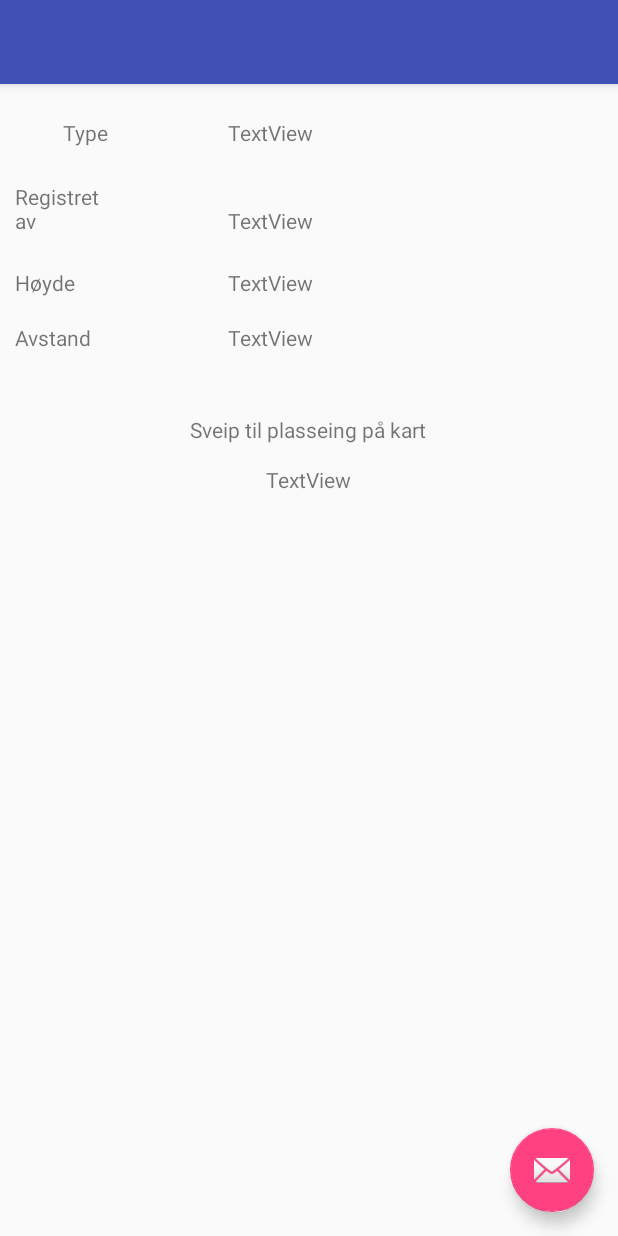
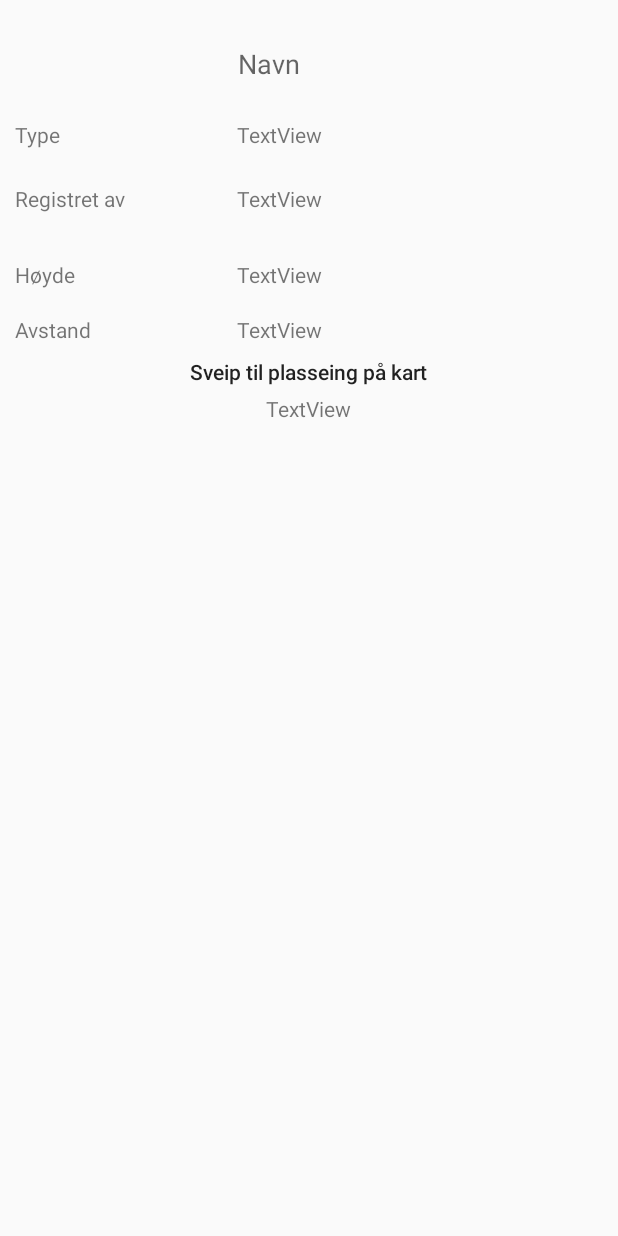
Before and after one commit to Morteen/AppUtviklingEksamen, an Android app: the ValgtTurmaalFragment screen opened directly, with no data from a screen before it, on a phone screen of 412 x 824 dp. Run offline under Robolectric (Android 15) with nearby library versions, the phone set to English and light mode, and no system bars; 7 statements that could not run were skipped.

Commit message:
Layout funker sånn ca

```diff
--- a/Turmaal/app/src/main/res/layout/activity_vis_et_maal.xml
+++ b/Turmaal/app/src/main/res/layout/activity_vis_et_maal.xml
@@ -6,7 +6,7 @@
     android:layout_height="match_parent"
     tools:context="com.example.morten.turmaal.VisEtMaalActivity">
 
-    <android.support.design.widget.AppBarLayout
+    <!--<android.support.design.widget.AppBarLayout
         android:layout_width="match_parent"
         android:layout_height="wrap_content"
         android:theme="@style/AppTheme.AppBarOverlay">
@@ -18,16 +18,10 @@
             android:background="?attr/colorPrimary"
             app:popupTheme="@style/AppTheme.PopupOverlay" />
 
-    </android.support.design.widget.AppBarLayout>
+    </android.support.design.widget.AppBarLayout>-->
 
     <include layout="@layout/content_vis_et_maal" />
 
-    <android.support.design.widget.FloatingActionButton
-        android:id="@+id/fab"
-        android:layout_width="wrap_content"
-        android:layout_height="wrap_content"
-        android:layout_gravity="bottom|end"
-        android:layout_margin="@dimen/fab_margin"
-        app:srcCompat="@android:drawable/ic_dialog_email" />
+
 
 </android.support.design.widget.CoordinatorLayout>
--- a/Turmaal/app/src/main/res/layout/maalrad.xml
+++ b/Turmaal/app/src/main/res/layout/maalrad.xml
@@ -13,11 +13,11 @@
         android:layout_width="wrap_content"
         android:layout_height="wrap_content"
         android:layout_alignParentStart="true"
-        android:layout_alignParentTop="true"
         android:layout_marginStart="148dp"
-        android:layout_marginTop="14dp"
-        android:textAppearance="?android:attr/textAppearanceLarge"
-        android:text="@string/turmaal_navn" />
+        android:paddingTop="20dp"
+        android:textAlignment="center"
+        android:text="@string/turmaal_navn"
+        android:textAppearance="@style/TextAppearance.AppCompat.Medium" />
 
     <TextView
         android:id="@+id/textView5"
@@ -26,8 +26,8 @@
         android:layout_marginTop="25dp"
         android:text="Type"
         android:layout_below="@+id/tvNavn"
-        android:layout_alignStart="@+id/textView13"
-        android:layout_marginStart="32dp" />
+        android:layout_alignParentStart="true"
+         />
 
     <TextView
         android:id="@+id/tvType"
@@ -35,16 +35,17 @@
         android:layout_height="wrap_content"
         android:text="TextView"
         android:layout_alignBaseline="@+id/textView5"
-        android:layout_alignBottom="@+id/textView5"
-        android:layout_alignEnd="@+id/tvNavn" />
+        android:layout_alignStart="@+id/tvNavn"
+      />
 
     <TextView
         android:id="@+id/textView7"
         android:layout_width="wrap_content"
         android:layout_height="wrap_content"
-        android:layout_alignEnd="@+id/textView5"
+        android:layout_alignParentStart="true"
         android:layout_below="@+id/textView5"
         android:layout_marginTop="23dp"
+        android:layout_marginBottom="30dp"
         android:text="Registret av" />
 
     <TextView
@@ -52,16 +53,16 @@
         android:layout_width="wrap_content"
         android:layout_height="wrap_content"
         android:layout_alignBottom="@+id/textView7"
-        android:layout_alignEnd="@+id/tvType"
+        android:layout_alignStart="@+id/tvNavn"
         android:text="TextView" />
 
     <TextView
         android:id="@+id/textView9"
         android:layout_width="wrap_content"
         android:layout_height="wrap_content"
-        android:layout_alignStart="@+id/textView7"
+        android:layout_alignParentStart="true"
         android:layout_below="@+id/textView7"
-        android:layout_marginTop="22dp"
+        android:layout_marginTop="1dp"
         android:text="Høyde" />
 
     <TextView
@@ -69,7 +70,7 @@
         android:layout_width="wrap_content"
         android:layout_height="wrap_content"
         android:layout_alignBottom="@+id/textView9"
-        android:layout_alignEnd="@+id/tvRegAnsvarlig"
+        android:layout_alignStart="@+id/tvNavn"
         android:text="TextView" />
 
     <TextView
@@ -85,7 +86,7 @@
         android:id="@+id/tAvstand"
         android:layout_width="wrap_content"
         android:layout_height="wrap_content"
-        android:layout_alignEnd="@+id/tHoyde"
+        android:layout_alignStart="@+id/tvNavn"
         android:layout_alignTop="@+id/textView11"
         android:text="TextView" />
 
@@ -93,7 +94,7 @@
         android:id="@+id/ivIcon"
         android:layout_width="match_parent"
         android:layout_height="wrap_content"
-        android:layout_marginTop="30dp"
+        android:layout_marginTop="3dp"
         app:srcCompat="@drawable/fjell"
         android:layout_below="@+id/textView11"
         android:layout_alignParentStart="true" />
@@ -104,8 +105,9 @@
         android:layout_height="wrap_content"
         android:layout_below="@+id/ivIcon"
         android:layout_centerHorizontal="true"
-        android:layout_marginTop="12dp"
-        android:text="Sveip til plasseing på kart" />
+        android:layout_marginTop="5dp"
+        android:text="Sveip til plasseing på kart"
+        android:textAppearance="@style/TextAppearance.AppCompat.Body2" />
 
     <TextView
         android:id="@+id/tvBeskrivelse"
@@ -113,7 +115,7 @@
         android:layout_height="wrap_content"
         android:layout_below="@+id/textView13"
         android:layout_centerHorizontal="true"
-        android:layout_marginTop="14dp"
+        android:layout_marginTop="5dp"
         android:text="TextView" />
 </RelativeLayout>
 </ScrollView>
```
